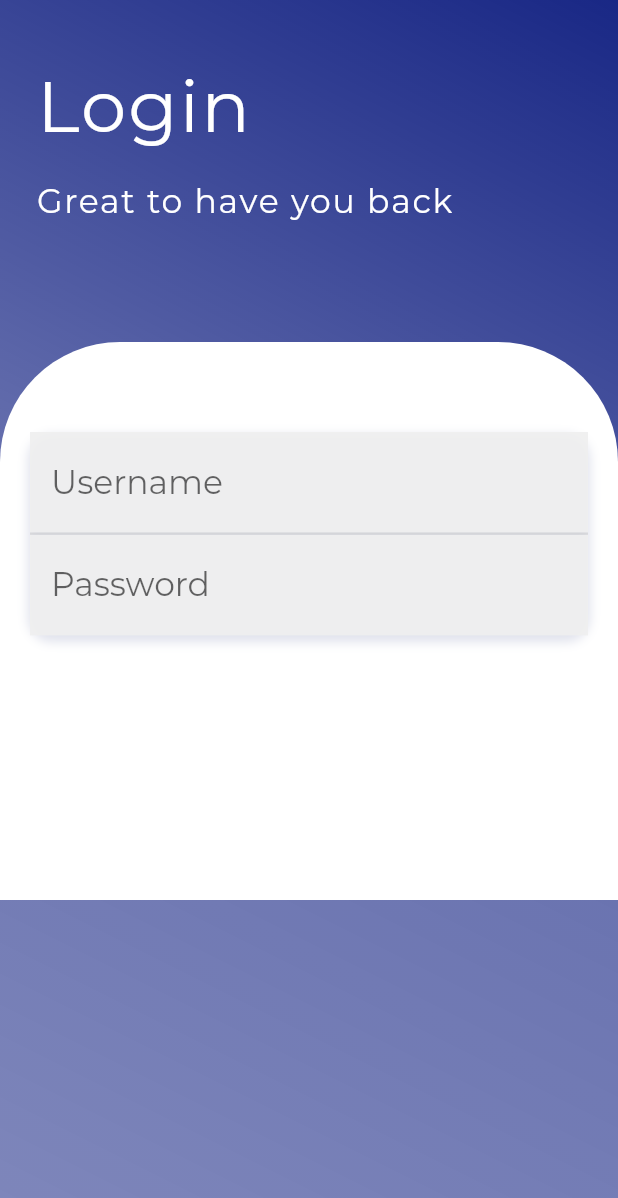
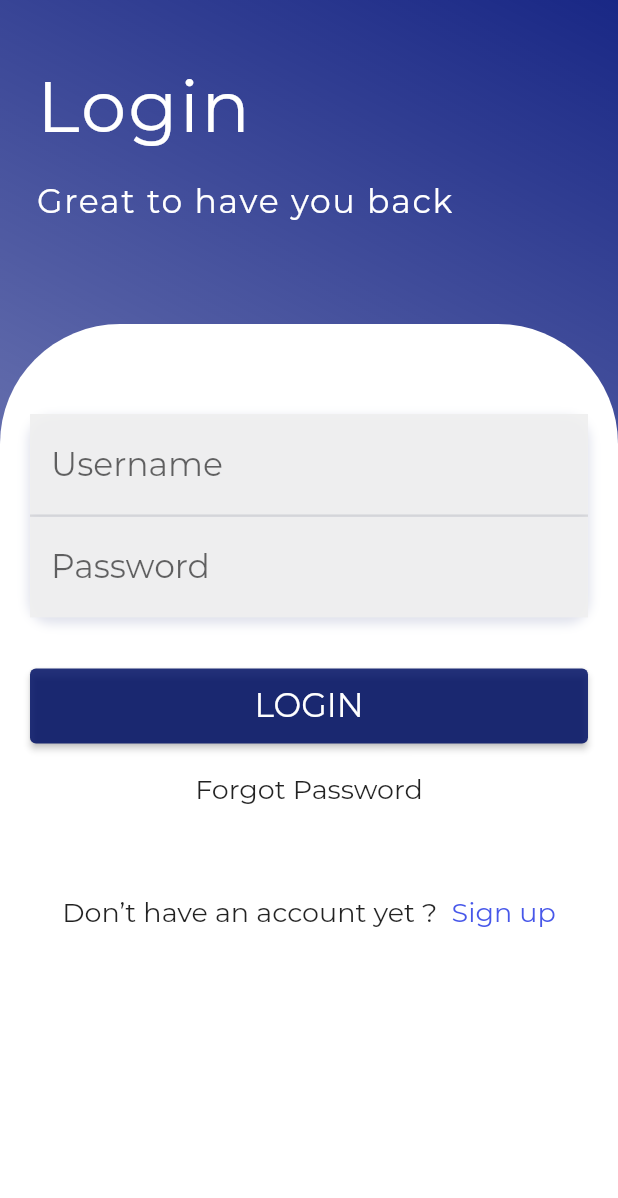
Before and after one commit to amarahamed/Flutter-login-UI, a Flutter app: the screen it shows after launch, on a phone screen of 412 x 824 dp. Shown: the top 1198 px of the screen. Run offline on Flutter 3.47's test engine with Material 2 defaults, Android fonts, the light colour scheme and no system bars.

Commit message:
added login button and links

```diff
--- a/lib/main.dart
+++ b/lib/main.dart
@@ -51,12 +51,12 @@ class LoginBody extends StatelessWidget {
               ),
             ),
             SizedBox(
-              height: 80,
+              height: 68,
             ),
             Expanded(
               child: SingleChildScrollView(
                 child: Container(
-                  height: itemHeight,
+                  height: MediaQuery.of(context).size.height,
                   decoration: BoxDecoration(
                     color: Colors.white,
                     borderRadius: BorderRadius.only(
@@ -64,7 +64,6 @@ class LoginBody extends StatelessWidget {
                       topRight: Radius.circular(80),
                     ),
                   ),
-                  child: SingleChildScrollView(
                   child: Padding(
                     padding: EdgeInsets.symmetric(horizontal: 20),
                     child: Column(
@@ -83,8 +82,7 @@ class LoginBody extends StatelessWidget {
                                 offset: Offset(0, 3),
                               ),
                             ],
-                              borderRadius:
-                                  BorderRadius.all(Radius.circular(16)),
+                            borderRadius: BorderRadius.all(Radius.circular(16)),
                           ),
                           child: Column(
                             crossAxisAlignment: CrossAxisAlignment.stretch,
@@ -106,9 +104,72 @@ class LoginBody extends StatelessWidget {
                               ),
                             ],
                           ),
+                        ), // Text Field Container
+                        SizedBox(
+                          height: 34,
+                        ),
+                        SizedBox(
+                          height: 50,
+                          child: ElevatedButton(
+                            onPressed: () {
+                              print('Login button pressed');
+                            },
+                            child: Text(
+                              'LOGIN',
+                              style:
+                                  inputTextStyle.copyWith(color: Colors.white),
+                            ),
+                            style: ButtonStyle(
+                              foregroundColor: MaterialStateProperty.all<Color>(
+                                  Colors.white),
+                              backgroundColor: MaterialStateProperty.all<Color>(
+                                  Color(0xFF001064).withOpacity(0.86)),
+                            ),
+                          ),
+                        ),
+                        Padding(
+                          padding: const EdgeInsets.symmetric(vertical: 20),
+                          child: Center(
+                            child: InkWell(
+                              child: Text(
+                                'Forgot Password',
+                                style: linkTextStyle,
+                              ),
+                              onTap: () {
+                                print('Forgot password link tapped');
+                              },
+                            ),
+                          ),
+                        ), // Forgot Password link
+                        SizedBox(
+                          height: 20,
+                        ),
+                        Padding(
+                          padding: const EdgeInsets.symmetric(vertical: 20),
+                          child: Center(
+                            child: InkWell(
+                              child: Row(
+                                mainAxisAlignment: MainAxisAlignment.center,
+                                children: <Widget>[
+                                  Text(
+                                    'Don’t have an account yet ?  ',
+                                    style: linkTextStyle,
+                                  ),
+                                  Text(
+                                    'Sign up',
+                                    style: linkTextStyle.copyWith(
+                                      color: Color(0xFF4757E9),
+                                    ),
                                   ),
                                 ],
                               ),
+                              onTap: () {
+                                print('Sign up link tapped');
+                              },
+                            ),
+                          ),
+                        ), // Sign Up Link
+                      ],
                     ),
                   ),
                 ),
--- a/lib/utilities.dart
+++ b/lib/utilities.dart
@@ -46,3 +46,8 @@ const inputTextStyle = TextStyle(
   fontFamily: 'Montserrat',
   color: Colors.black54,
 );
+
+const linkTextStyle = TextStyle(
+  fontSize: 18,
+  fontFamily: 'Montserrat',
+);
```
Lines whose indentation alone changed are shown as unchanged.
